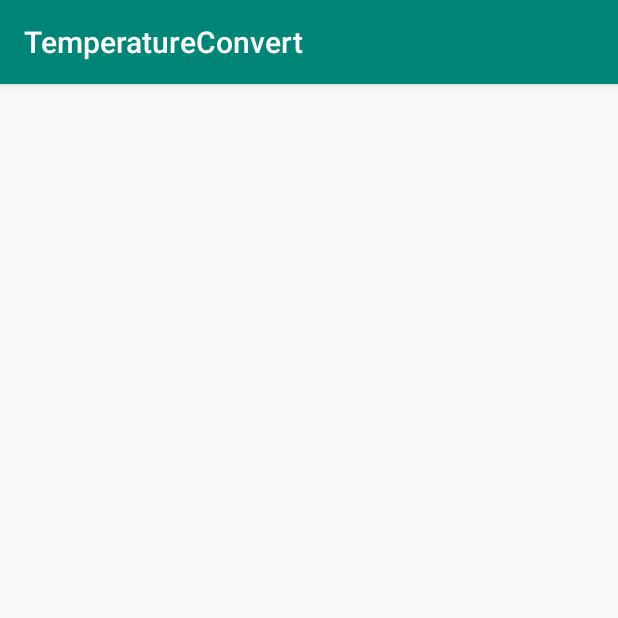
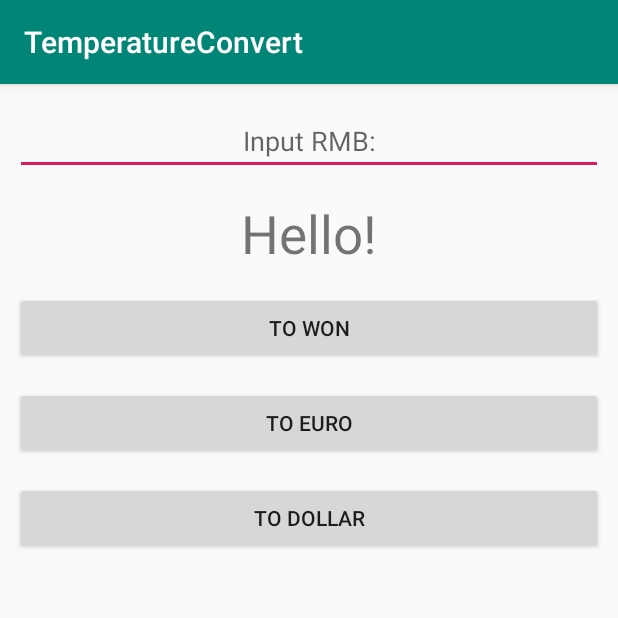
Before and after one commit to HuwangWenjing/TemperatureConvert, an Android app: the screen it shows after launch (ScoreActivity before the commit, RateActivity after it), on a phone screen of 412 x 824 dp, the top half of it. Run offline under Robolectric (Android 15) with nearby library versions, the phone set to English and light mode, and no system bars.

Commit message:
简单汇率计算

```diff
--- a/app/src/main/AndroidManifest.xml
+++ b/app/src/main/AndroidManifest.xml
@@ -9,6 +9,13 @@
         android:roundIcon="@mipmap/ic_launcher_round"
         android:supportsRtl="true"
         android:theme="@style/AppTheme">
+        <activity android:name=".RateActivity">
+            <intent-filter>
+                <action android:name="android.intent.action.MAIN" />
+
+                <category android:name="android.intent.category.LAUNCHER" />
+            </intent-filter>
+        </activity>
         <activity android:name=".ScoreActivity">
             <intent-filter>
                 <action android:name="android.intent.action.MAIN" />
@@ -16,17 +23,6 @@
                 <category android:name="android.intent.category.LAUNCHER" />
             </intent-filter>
         </activity>
-
-<!--        <activity-->
-<!--            android:name=".MainActivity"-->
-<!--            android:label="@string/app_name"-->
-<!--            android:theme="@style/AppTheme.NoActionBar">-->
-<!--            <intent-filter>-->
-<!--                <action android:name="android.intent.action.MAIN" />-->
-
-<!--                <category android:name="android.intent.category.LAUNCHER" />-->
-<!--            </intent-filter>-->
-<!--        </activity>-->
     </application>
 
 </manifest>
--- /dev/null
+++ b/app/src/main/java/com/example/temperatureconvert/RateActivity.java
@@ -0,0 +1,47 @@
+package com.example.temperatureconvert;
+
+import android.os.Bundle;
+import android.view.View;
+import android.widget.EditText;
+import android.widget.TextView;
+import android.widget.Toast;
+
+import androidx.appcompat.app.AppCompatActivity;
+
+public class RateActivity extends AppCompatActivity {
+
+    EditText rmb;
+    TextView show;
+    @Override
+    protected void onCreate(Bundle savedInstanceState) {
+        super.onCreate(savedInstanceState);
+        setContentView(R.layout.activity_rate);
+
+        rmb = (EditText)findViewById(R.id.inputRMB);
+        show = (TextView)findViewById(R.id.showText);
+    }
+
+    public void onClick(View btn){
+        String str = rmb.getText().toString();
+        float r =0;
+        if(str.length() > 0) {
+            r = Float.parseFloat(str);
+        }else{
+            //提示用户输入内容
+            Toast.makeText(this, "请输入金额", Toast.LENGTH_SHORT).show();
+        }
+
+        float val;
+        if(btn.getId() == R.id.Dollar){
+            val = r * (1/6.7f);
+            show.setText(String.valueOf(val));
+        }else if(btn.getId() == R.id.EURO){
+            val = r * (1/11.0f);
+            show.setText(String.valueOf(val));
+        }
+        else{
+            val = r * 500;
+            show.setText(String.valueOf(val));
+        }
+    }
+}
--- /dev/null
+++ b/app/src/main/res/layout/activity_rate.xml
@@ -0,0 +1,68 @@
+<?xml version="1.0" encoding="utf-8"?>
+<LinearLayout xmlns:android="http://schemas.android.com/apk/res/android"
+    xmlns:app="http://schemas.android.com/apk/res-auto"
+    xmlns:tools="http://schemas.android.com/tools"
+    android:layout_width="match_parent"
+    android:layout_height="match_parent"
+    android:orientation="vertical"
+    tools:context=".RateActivity">
+
+    <EditText
+        android:id="@+id/inputRMB"
+        android:layout_width="match_parent"
+        android:layout_height="wrap_content"
+        android:layout_marginLeft="10dp"
+        android:layout_marginTop="15dp"
+        android:layout_marginRight="10dp"
+        android:ems="10"
+        android:hint="@string/input_hint"
+        android:inputType="number"
+        android:textAlignment="center"
+
+
+        />
+
+    <TextView
+        android:id="@+id/showText"
+        android:layout_width="match_parent"
+        android:layout_height="wrap_content"
+        android:layout_marginLeft="10dp"
+        android:layout_marginTop="15dp"
+        android:layout_marginRight="10dp"
+        android:text="@string/showText"
+        android:textAlignment="center"
+        android:textSize="35dp"
+
+        />
+
+    <Button
+        android:id="@+id/won"
+        android:layout_width="match_parent"
+        android:layout_height="wrap_content"
+        android:layout_marginLeft="10dp"
+        android:layout_marginTop="15dp"
+        android:layout_marginRight="10dp"
+        android:onClick="onClick"
+        android:text="@string/won" />
+
+    <Button
+        android:id="@+id/EURO"
+        android:layout_width="match_parent"
+        android:layout_height="wrap_content"
+        android:layout_marginLeft="10dp"
+        android:layout_marginTop="15dp"
+        android:layout_marginRight="10dp"
+        android:onClick="onClick"
+        android:text="@string/euro" />
+
+    <Button
+        android:id="@+id/Dollar"
+        android:layout_width="match_parent"
+        android:layout_height="wrap_content"
+        android:layout_marginLeft="10dp"
+        android:layout_marginTop="15dp"
+        android:layout_marginRight="10dp"
+        android:onClick="onClick"
+        android:text="@string/dollar" />
+
+</LinearLayout>
--- a/app/src/main/res/values/strings.xml
+++ b/app/src/main/res/values/strings.xml
@@ -11,4 +11,9 @@
     <string name="lable_1">+1 point</string>
     <string name="reset_value">reset</string>
 
+    <string name="input_hint">Input RMB: </string>
+    <string name="click">click to convert</string>
+    <string name="euro">to EURO</string>
+    <string name="won">to WON</string>
+    <string name="dollar">to Dollar</string>
 </resources>
```
